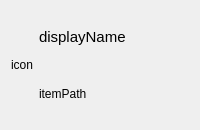
This is Geometrize/dialog/recentitemwidget.ui in Tw1ddle/geometrize as Qt 5 draws it before an edit. The edited form follows.
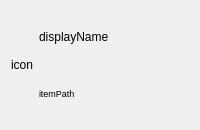
This is the edited form. Custom widgets are drawn as their Qt base class.

```diff
--- a/Geometrize/dialog/recentitemwidget.ui
+++ b/Geometrize/dialog/recentitemwidget.ui
@@ -59,7 +59,7 @@
          </property>
          <property name="font">
           <font>
-           <pointsize>11</pointsize>
+           <pointsize>9</pointsize>
           </font>
          </property>
          <property name="text">
@@ -106,6 +106,11 @@
            <verstretch>0</verstretch>
           </sizepolicy>
          </property>
+         <property name="font">
+          <font>
+           <pointsize>7</pointsize>
+          </font>
+         </property>
          <property name="text">
           <string notr="true">itemPath</string>
          </property>
```
Left out of the diff: 2 changed lines with no effect on the pictures.
